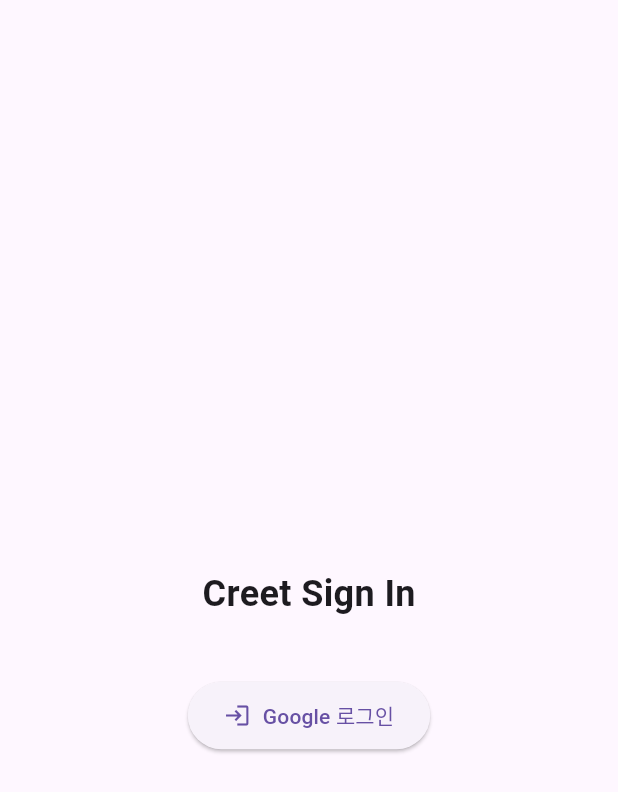
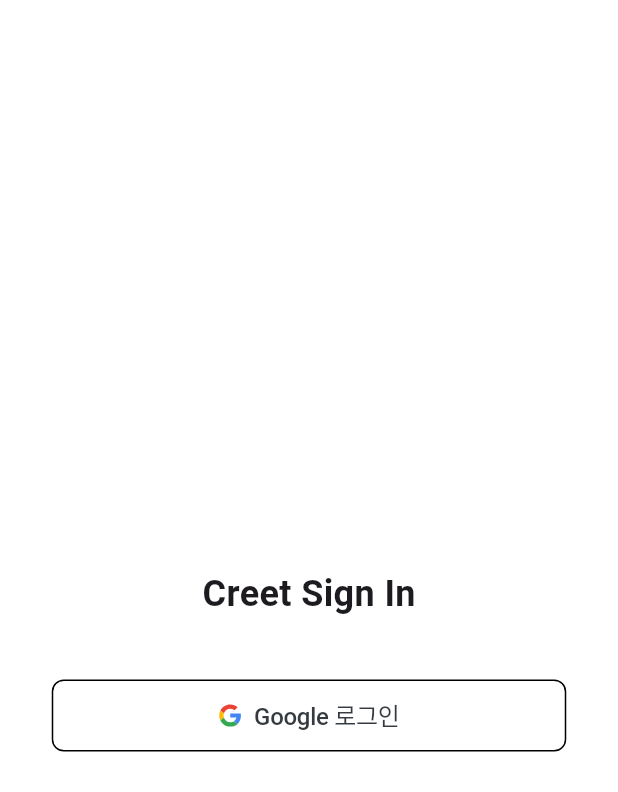
Before and after one commit to 812jay/creet, a Flutter app: the screen it shows after launch, on a phone screen of 412 x 824 dp. Shown: the top 792 px of the screen. Run offline on Flutter 3.47's test engine with Material 3 defaults, Android fonts, the phone set to English and light mode, and no system bars; our stand-ins replace dio, flutter_dotenv, flutter_riverpod, flutter_svg, freezed_annotation, get_it and 6 more; accounts and stored records are empty; generated files the repository leaves out were written again.

Commit message:
[FEAT]Sign in button 추가 적용

```diff
--- a/lib/lib/core/constants/app_colors.dart
+++ b/lib/lib/core/constants/app_colors.dart
@@ -93,6 +93,7 @@
   // Background
   static const Color backgroundDefault = _white;
   static const Color backgroundAlternative = _neutral100;
+  static const Color backgroundAppleSignInButton = _black;
 
   // Component / Fill
   static const Color componentFillPrimary = _white;
--- a/lib/lib/presentation/views/sign_in_view.dart
+++ b/lib/lib/presentation/views/sign_in_view.dart
@@ -1,3 +1,4 @@
+import 'package:creet/lib/core/constants/app_colors.dart';
 import 'package:creet/lib/presentation/viewmodels/sign_in/sign_in_view_model.dart';
 import 'package:creet/lib/presentation/widgets/auth/auth_app_bar.dart';
 import 'package:creet/lib/presentation/widgets/auth/sign_in_button.dart';
@@ -25,6 +26,7 @@
     });
 
     return Scaffold(
+      backgroundColor: AppColors.backgroundDefault,
       appBar: AuthAppBar(
         isSignedIn: authViewModel.isSignedIn,
         onSignOut: () => authViewModel.signOut(),
@@ -45,14 +47,18 @@
               const Text('로그인 중...', style: TextStyle(fontSize: 16)),
             ] else ...[
               SignInButton(
+                iconPath: 'assets/icons/google.svg',
                 text: 'Google 로그인',
-                onSignIn: () => authViewModel.signInWithGoogle(),
+                onTap: () => authViewModel.signInWithGoogle(),
               ),
               if (authViewModel.isAppleSignInAvailable) ...[
                 const SizedBox(height: 10),
                 SignInButton(
+                  iconPath: 'assets/icons/apple.svg',
+                  backgroundColor: AppColors.backgroundAppleSignInButton,
+                  textColor: AppColors.textInverse,
                   text: 'Apple 로그인',
-                  onSignIn: () => authViewModel.signInWithApple(),
+                  onTap: () => authViewModel.signInWithApple(),
                 ),
               ],
             ],
--- a/lib/lib/presentation/widgets/auth/auth_app_bar.dart
+++ b/lib/lib/presentation/widgets/auth/auth_app_bar.dart
@@ -1,3 +1,5 @@
+import 'package:creet/lib/core/constants/app_colors.dart';
+import 'package:creet/lib/core/constants/app_typo.dart';
 import 'package:flutter/material.dart';
 
 class AuthAppBar extends StatelessWidget implements PreferredSizeWidget {
@@ -15,7 +17,11 @@
   @override
   Widget build(BuildContext context) {
     return AppBar(
-      title: Text(title),
+      title: Text(
+        title,
+        style: AppTypo.body1Medium.colored(AppColors.textPrimary),
+      ),
+      backgroundColor: AppColors.backgroundDefault,
       actions: [
         if (isSignedIn)
           IconButton(
--- a/lib/lib/presentation/widgets/auth/sign_in_button.dart
+++ b/lib/lib/presentation/widgets/auth/sign_in_button.dart
@@ -1,25 +1,45 @@
+import 'package:creet/lib/core/constants/app_colors.dart';
+import 'package:creet/lib/core/constants/app_typo.dart';
 import 'package:flutter/material.dart';
+import 'package:flutter_svg/flutter_svg.dart';
 
 class SignInButton extends StatelessWidget {
-  final VoidCallback onSignIn;
+  final VoidCallback onTap;
   final String text;
-  final IconData? icon;
+  final String? iconPath;
+  final Color backgroundColor;
+  final Color textColor;
 
   const SignInButton({
     super.key,
-    required this.onSignIn,
+    required this.onTap,
     required this.text,
-    this.icon,
+    this.iconPath,
+    this.backgroundColor = AppColors.backgroundDefault,
+    this.textColor = AppColors.textPrimary,
   });
 
   @override
   Widget build(BuildContext context) {
-    return ElevatedButton.icon(
-      onPressed: onSignIn,
-      icon: icon != null ? Icon(icon) : const Icon(Icons.login),
-      label: Text(text),
-      style: ElevatedButton.styleFrom(
-        padding: const EdgeInsets.symmetric(horizontal: 24, vertical: 12),
+    // );
+    return GestureDetector(
+      onTap: onTap,
+      child: Container(
+        width: 343,
+        height: 48,
+        decoration: BoxDecoration(
+          color: backgroundColor,
+          borderRadius: BorderRadius.circular(8),
+          border: Border.all(color: Colors.black, width: 1),
+        ),
+        child: Row(
+          mainAxisAlignment: MainAxisAlignment.center,
+          children: [
+            if (iconPath != null) SvgPicture.asset(iconPath!),
+            SizedBox(width: 8),
+            Text(text, style: AppTypo.body1Medium.colored(textColor)),
+          ],
+        ),
       ),
     );
   }
--- a/pubspec.yaml
+++ b/pubspec.yaml
@@ -62,6 +62,7 @@
   firebase_core: ^3.15.1
   google_sign_in: ^7.1.1
   sign_in_with_apple: ^7.0.1
+  flutter_svg: ^2.2.0
 
 dev_dependencies:
   flutter_test:
@@ -92,6 +93,7 @@
   # To add assets to your application, add an assets section, like this:
   assets:
     - .env
+    - assets/icons/
   #   - images/a_dot_burr.jpeg
   #   - images/a_dot_ham.jpeg
 
```
Also changed, not shown: lib/lib/presentation/views/home_view.dart (+5 -12 lines), assets/icons/apple.svg (added), assets/icons/google.svg (added), pubspec.lock.
